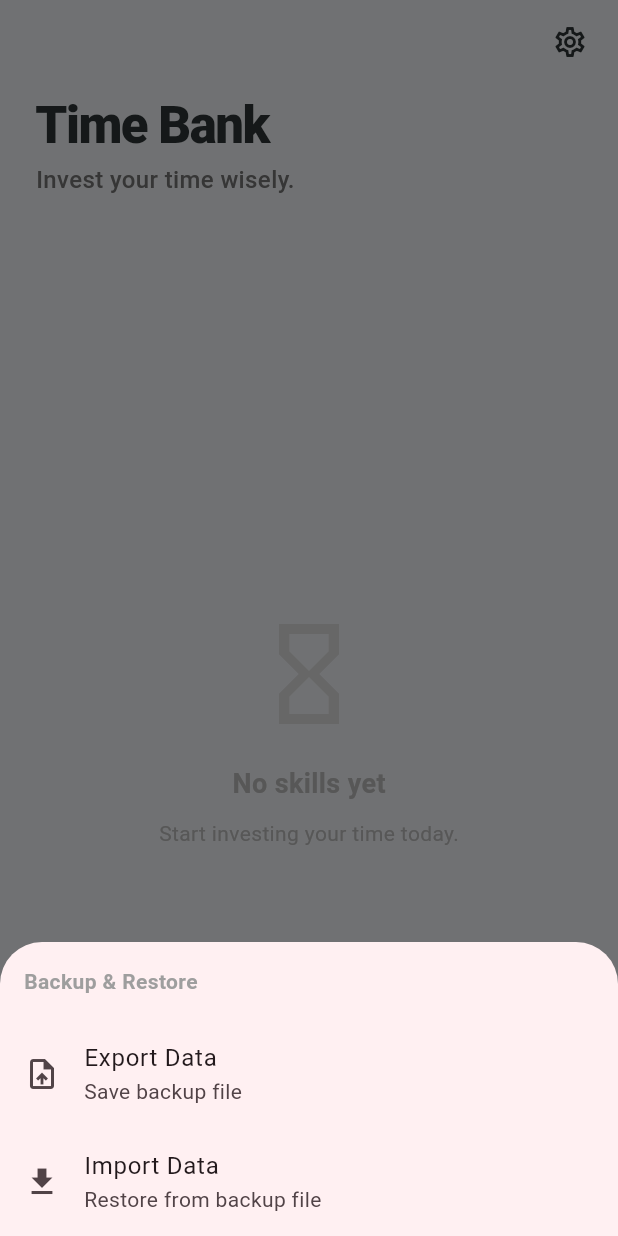
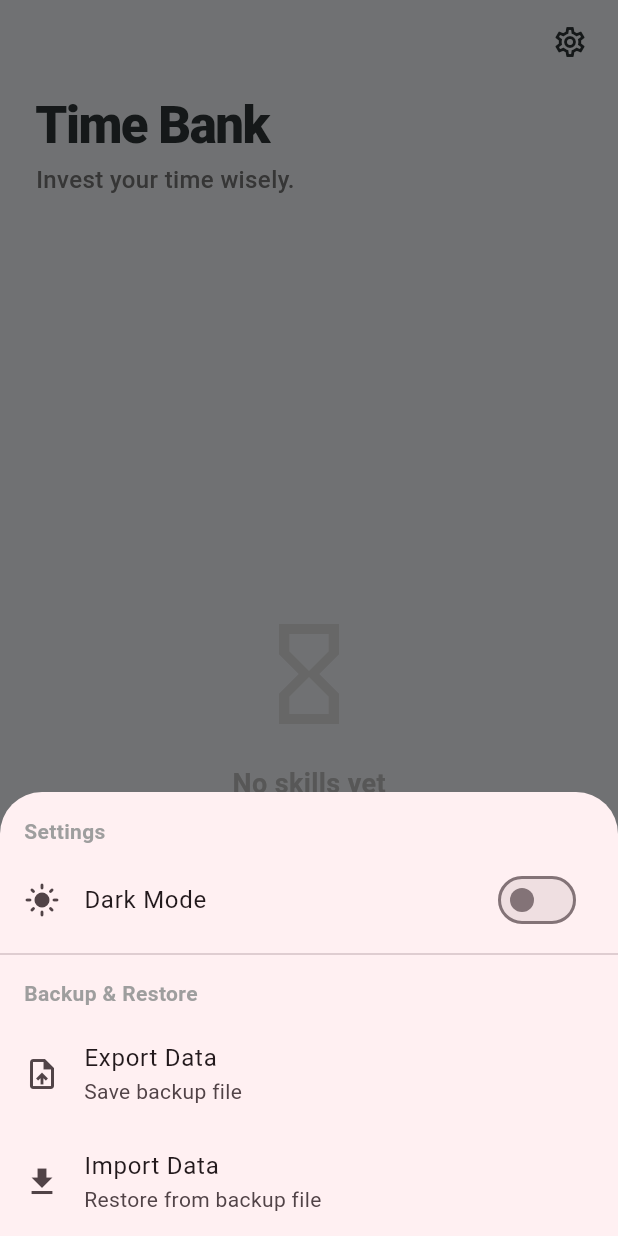
Before and after one commit to sakura-424/time_bank, a Flutter app: the screen it shows after launch, after a tap on the "settings" icon, on a phone screen of 412 x 824 dp. Run offline on Flutter 3.47's test engine with Material 3 defaults, Android fonts, the phone set to English and light mode, and no system bars; our stand-ins replace file_picker, fl_chart, flutter_heatmap_calendar, share_plus, shared_preferences.

Commit message:
ダークモード実装

```diff
--- a/lib/main.dart
+++ b/lib/main.dart
@@ -1,5 +1,9 @@
 import 'package:flutter/material.dart';
 import 'screens/home_screen.dart';
+
+// ★追加: アプリ全体で共有するテーマ管理のスイッチ
+// (どこからでもアクセスできるようにトップレベルに置きます)
+final ValueNotifier<ThemeMode> themeNotifier = ValueNotifier(ThemeMode.light);
 
 void main() {
   runApp(const TimeBankApp());
@@ -10,21 +14,27 @@ class TimeBankApp extends StatelessWidget {
 
   @override
   Widget build(BuildContext context) {
+    // ★変更: ValueListenableBuilderで囲み、通知が来たら再描画するようにする
+    return ValueListenableBuilder<ThemeMode>(
+      valueListenable: themeNotifier,
+      builder: (_, mode, __) {
         return MaterialApp(
           title: 'Time Bank',
           debugShowCheckedModeBanner: false,
-      // ★ここがポイント: 全体のテーマをモダンにする
+
+          // ★今のモード（light または dark）
+          themeMode: mode,
+
+          // === ライトモード（既存のデザイン） ===
           theme: ThemeData(
             useMaterial3: true,
-        // 背景色をうっすらグレーに（カードが映える）
+            brightness: Brightness.light,
             scaffoldBackgroundColor: const Color(0xFFF5F7FA),
-        // メインカラーを「黒」に近いグレーに（高級感）
             colorScheme: ColorScheme.fromSeed(
               seedColor: Colors.black,
               primary: const Color(0xFF2D3436),
               secondary: const Color(0xFF636E72),
             ),
-        // AppBarは透明にして背景に馴染ませる
             appBarTheme: const AppBarTheme(
               backgroundColor: Colors.transparent,
               elevation: 0,
@@ -32,21 +42,19 @@ class TimeBankApp extends StatelessWidget {
               titleTextStyle: TextStyle(
                 color: Color(0xFF2D3436),
                 fontSize: 24,
-            fontWeight: FontWeight.w800, // 極太フォント
+                fontWeight: FontWeight.w800,
                 letterSpacing: -0.5,
               ),
               iconTheme: IconThemeData(color: Color(0xFF2D3436)),
             ),
-        // カードのデザインを統一
             cardTheme: CardThemeData(
-          elevation: 0, // 影をなくす（フラットデザイン）
+              elevation: 0,
               color: Colors.white,
               shape: RoundedRectangleBorder(
-            borderRadius: BorderRadius.circular(20), // 角丸を大きく
-            side: BorderSide(color: Colors.grey.withValues(alpha: 0.1), width: 1), // うっすら枠線
+                borderRadius: BorderRadius.circular(20),
+                side: BorderSide(color: Colors.grey.withOpacity(0.1), width: 1),
               ),
             ),
-        // ボタンのデザイン
             elevatedButtonTheme: ElevatedButtonThemeData(
               style: ElevatedButton.styleFrom(
                 backgroundColor: const Color(0xFF2D3436),
@@ -57,7 +65,61 @@ class TimeBankApp extends StatelessWidget {
               ),
             ),
           ),
+
+          // === ★追加: ダークモード（黒ベースのかっこいいデザイン） ===
+          darkTheme: ThemeData(
+            useMaterial3: true,
+            brightness: Brightness.dark,
+            // 真っ黒すぎない目に優しいダークグレー
+            scaffoldBackgroundColor: const Color(0xFF121212),
+            colorScheme: ColorScheme.fromSeed(
+              seedColor: Colors.white,
+              brightness: Brightness.dark,
+              primary: Colors.white, // メインカラーは白
+              secondary: const Color(0xFFB0BEC5),
+            ),
+            appBarTheme: const AppBarTheme(
+              backgroundColor: Colors.transparent,
+              elevation: 0,
+              centerTitle: false,
+              titleTextStyle: TextStyle(
+                color: Colors.white, // タイトルは白
+                fontSize: 24,
+                fontWeight: FontWeight.w800,
+                letterSpacing: -0.5,
+              ),
+              iconTheme: IconThemeData(color: Colors.white),
+            ),
+            cardTheme: CardThemeData(
+              elevation: 0,
+              // カードは背景より少し明るいグレー
+              color: const Color(0xFF1E1E1E),
+              shape: RoundedRectangleBorder(
+                borderRadius: BorderRadius.circular(20),
+                side: BorderSide(color: Colors.white.withValues(alpha: 0.05), width: 1),
+              ),
+            ),
+            // リストタイルや文字色調整
+            textTheme: const TextTheme(
+              bodyMedium: TextStyle(color: Color(0xFFEEEEEE)),
+              bodySmall: TextStyle(color: Color(0xFFB0BEC5)),
+            ),
+            elevatedButtonTheme: ElevatedButtonThemeData(
+              style: ElevatedButton.styleFrom(
+                backgroundColor: Colors.white, // ボタンは白
+                foregroundColor: Colors.black, // 文字は黒
+                elevation: 0,
+                shape: RoundedRectangleBorder(borderRadius: BorderRadius.circular(12)),
+                padding: const EdgeInsets.symmetric(horizontal: 24, vertical: 12),
+              ),
+            ),
+            // ダイアログなどの背景
+            dialogBackgroundColor: const Color(0xFF1E1E1E),
+          ),
+
           home: const HomeScreen(),
+        );
+      },
     );
   }
 }
--- a/lib/screens/home_screen.dart
+++ b/lib/screens/home_screen.dart
@@ -5,6 +5,7 @@ import '../services/skill_service.dart';
 import 'skill_detail_screen.dart';
 import '../services/backup_service.dart';
 import '../utils/app_utils.dart';
+import '../main.dart';
 
 class HomeScreen extends StatefulWidget {
   const HomeScreen({super.key});
@@ -174,12 +175,34 @@ class _HomeScreenState extends State<HomeScreen> {
   void _showSettingsMenu() {
     showModalBottomSheet(
       context: context,
-      builder: (sheetContext) {
+      builder: (context) {
+        // 現在のモードがダークかどうか判定
+        final isDark = themeNotifier.value == ThemeMode.dark;
+
         return SafeArea(
           child: Wrap(
             children: [
               const Padding(
-                padding: EdgeInsets.all(16.0),
+                padding: EdgeInsets.fromLTRB(16, 16, 16, 8),
+                child: Text("Settings", style: TextStyle(fontWeight: FontWeight.bold, color: Colors.grey)),
+              ),
+
+              // ★追加: ダークモード切り替えスイッチ
+              SwitchListTile(
+                title: const Text("Dark Mode"),
+                secondary: Icon(isDark ? Icons.dark_mode : Icons.light_mode),
+                value: isDark,
+                onChanged: (bool value) {
+                  // スイッチ切り替えでモードを変更
+                  themeNotifier.value = value ? ThemeMode.dark : ThemeMode.light;
+                  Navigator.pop(context); // メニューを閉じる
+                },
+              ),
+
+              const Divider(), // 区切り線
+
+              const Padding(
+                padding: EdgeInsets.fromLTRB(16, 8, 16, 8),
                 child: Text("Backup & Restore", style: TextStyle(fontWeight: FontWeight.bold, color: Colors.grey)),
               ),
               ListTile(
@@ -187,7 +210,7 @@ class _HomeScreenState extends State<HomeScreen> {
                 title: const Text('Export Data'),
                 subtitle: const Text('Save backup file'),
                 onTap: () async {
-                  Navigator.pop(sheetContext);
+                  Navigator.pop(context);
                   await BackupService.exportData(context);
                 },
               ),
@@ -196,45 +219,29 @@ class _HomeScreenState extends State<HomeScreen> {
                 title: const Text('Import Data'),
                 subtitle: const Text('Restore from backup file'),
                 onTap: () async {
-                  Navigator.pop(sheetContext);
+                  Navigator.pop(context);
                   try {
-                    // 2. サービスを呼び出す (contextは渡さない)
                     bool success = await BackupService.importData();
-
-                    // 3. 画面がまだ存在しているかチェック (非同期処理のお作法)
                     if (!mounted) return;
-
                     if (success) {
-                      // 4. 成功したらリロードしてメッセージ表示
                       await _loadSkills();
                       showDialog(
                         context: context,
                         builder: (context) => AlertDialog(
                           title: const Text("Import Successful"),
                           content: const Text("Your data has been restored successfully."),
-                          actions: [
-                            TextButton(
-                              onPressed: () => Navigator.pop(context),
-                              child: const Text("OK"),
-                            ),
-                          ],
+                          actions: [TextButton(onPressed: () => Navigator.pop(context), child: const Text("OK"))],
                         ),
                       );
                     }
                   } catch (e) {
                     if (!mounted) return;
-                    // エラー時のメッセージ表示
                     showDialog(
                       context: context,
                       builder: (context) => AlertDialog(
                         title: const Text("Import Failed"),
                         content: Text("An error occurred: $e"),
-                        actions: [
-                          TextButton(
-                            onPressed: () => Navigator.pop(context),
-                            child: const Text("OK"),
-                          ),
-                        ],
+                        actions: [TextButton(onPressed: () => Navigator.pop(context), child: const Text("OK"))],
                       ),
                     );
                   }
--- a/lib/widgets/skill_pie_chart.dart
+++ b/lib/widgets/skill_pie_chart.dart
@@ -72,6 +72,11 @@ class _SkillPieChartState extends State<SkillPieChart> {
 
   // ★凡例を作るパーツ
   Widget _buildLegend(Map<String, int> tagTotals) {
+    // ★追加: 現在のテーマがダークモードかどうか判定
+    final isDark = Theme.of(context).brightness == Brightness.dark;
+
+    // ★追加: 文字色を動的に決める（ダークなら白、ライトなら黒）
+    final textColor = isDark ? Colors.white70 : Colors.black87;
     return Wrap(
       alignment: WrapAlignment.center, // 中央揃え
       spacing: 16, // 横の間隔
@@ -94,8 +99,8 @@ class _SkillPieChartState extends State<SkillPieChart> {
             // タグ名
             Text(
               tag,
-              style: const TextStyle(
-                color: Colors.black87,
+              style: TextStyle(
+                color: textColor,
                 fontWeight: FontWeight.w500,
                 fontSize: 14,
               ),
```
Lines whose indentation alone changed are shown as unchanged.
